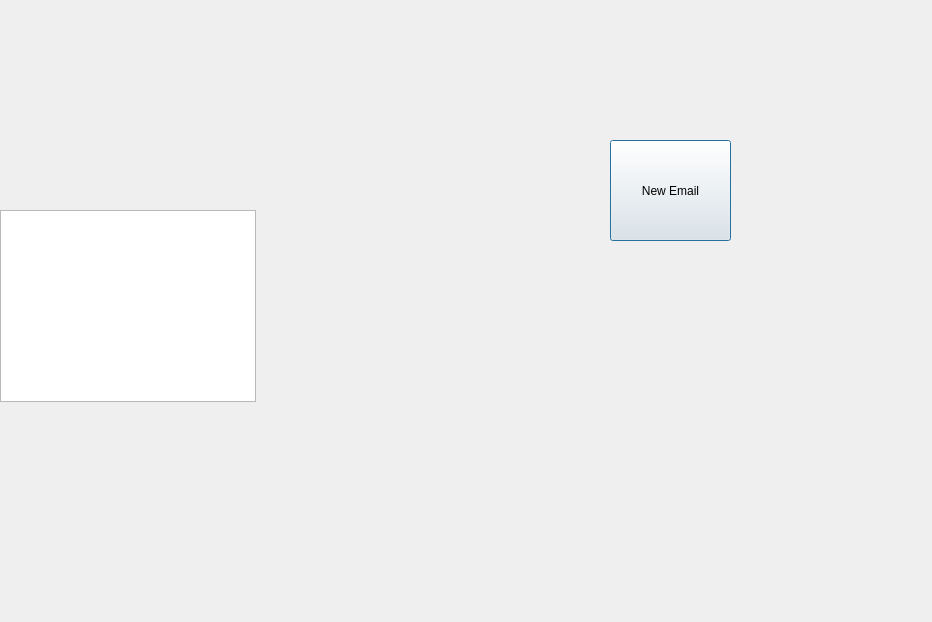
Above: qt/Email/inbox.ui from Developer-Dewd/mysterium-email before the change. Below: the same form after it.
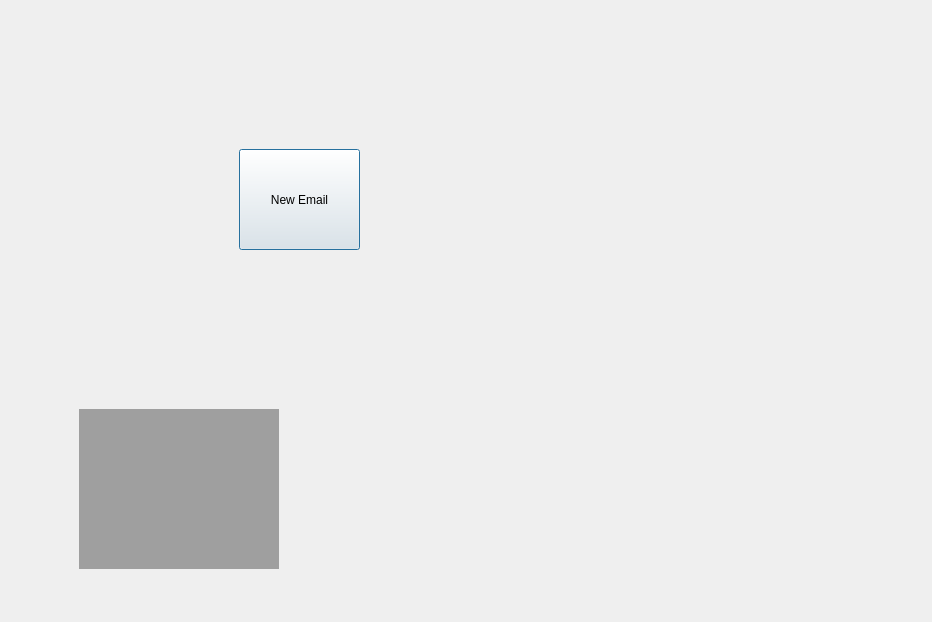
That is the form after the change.

What changed in the file:
```diff
--- a/qt/Email/inbox.ui
+++ b/qt/Email/inbox.ui
@@ -13,11 +13,21 @@
   <property name="windowTitle">
    <string>Dialog</string>
   </property>
+  <widget class="QStackedWidget" name="stackedWidget">
+   <property name="geometry">
+    <rect>
+     <x>19</x>
+     <y>-1</y>
+     <width>921</width>
+     <height>621</height>
+    </rect>
+   </property>
+   <widget class="QWidget" name="page">
   <widget class="QPushButton" name="pushButton">
    <property name="geometry">
     <rect>
-     <x>610</x>
-     <y>140</y>
+       <x>220</x>
+       <y>150</y>
      <width>121</width>
      <height>101</height>
     </rect>
@@ -26,15 +36,18 @@
     <string>New Email</string>
    </property>
   </widget>
-  <widget class="QListWidget" name="listWidget">
+    <widget class="QMdiArea" name="mdiArea">
    <property name="geometry">
     <rect>
-     <x>0</x>
-     <y>210</y>
-     <width>256</width>
-     <height>192</height>
-    </rect>
-   </property>
+       <x>60</x>
+       <y>410</y>
+       <width>200</width>
+       <height>160</height>
+      </rect>
+     </property>
+    </widget>
+   </widget>
+   <widget class="QWidget" name="page_2"/>
   </widget>
  </widget>
  <resources/>
```
Lines whose indentation alone changed are shown as unchanged.
